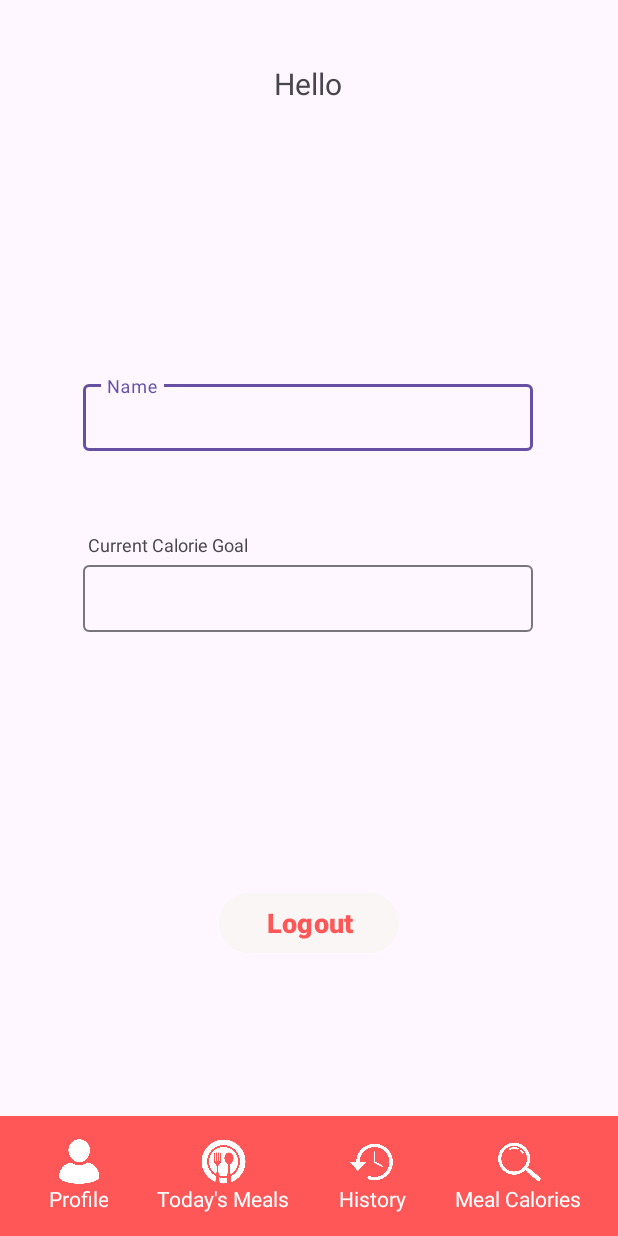
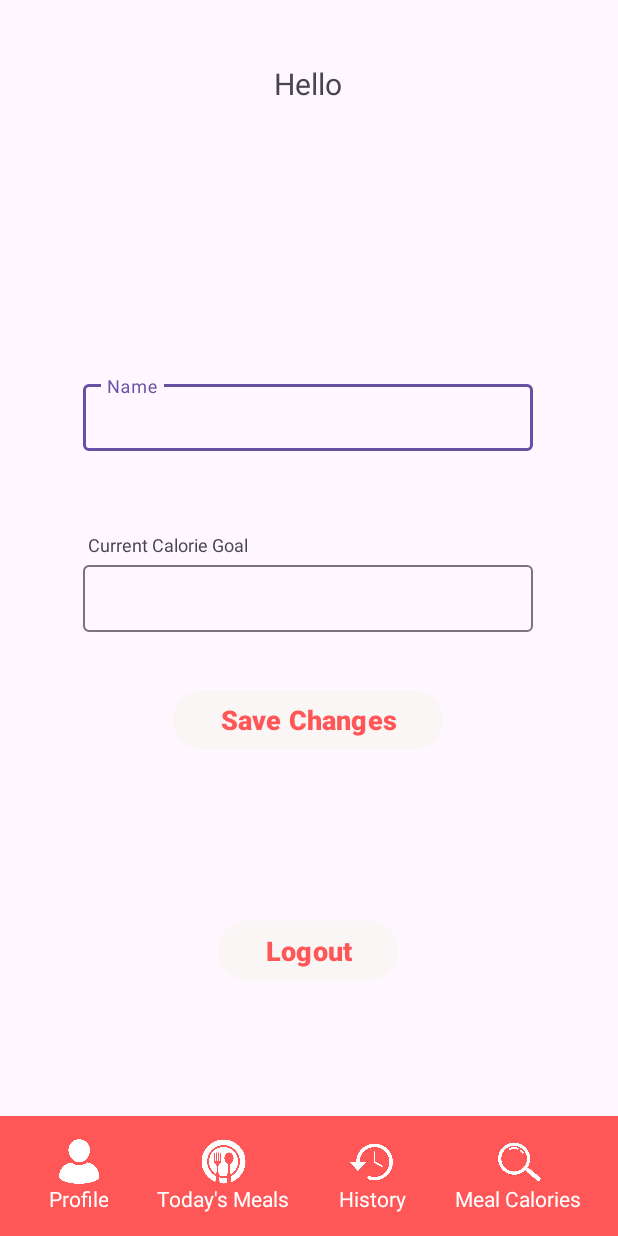
Before and after one commit to Fadrickmmb/GetFit_Android, an Android app: the Profile screen opened directly, with no data from a screen before it, on a phone screen of 412 x 824 dp. Run offline under Robolectric (Android 15) with nearby library versions, the phone set to English and light mode, and no system bars; our stand-ins replace Firebase (no records; nobody signed in at launch, a user with empty details on screens opened directly).

Commit message:
Updated UI for activity_profile.xml; Updated fetchUserInfo method for Profile.java

```diff
--- a/app/src/main/java/com/example/getfit_android/Profile.java
+++ b/app/src/main/java/com/example/getfit_android/Profile.java
@@ -13,6 +13,7 @@ import androidx.core.graphics.Insets;
 import androidx.core.view.ViewCompat;
 import androidx.core.view.WindowInsetsCompat;
 
+import com.google.android.material.textfield.TextInputEditText;
 import com.google.firebase.auth.FirebaseAuth;
 import com.google.firebase.auth.FirebaseUser;
 import com.google.firebase.database.DataSnapshot;
@@ -23,9 +24,10 @@ import com.google.firebase.database.ValueEventListener;
 
 public class Profile extends AppCompatActivity {
 
-    Button logoutButton;
+    Button logoutButton, saveButton;
     TextView profile_text, calorie_text;
 
+    TextInputEditText nameEdit, calorieEdit;
     private FirebaseAuth mAuth;
     private DatabaseReference mDatabase;
 
@@ -41,8 +43,11 @@ public class Profile extends AppCompatActivity {
         });
 
         logoutButton = findViewById(R.id.profile_logout_button);
+        saveButton = findViewById(R.id.profile_save_button);
         profile_text = findViewById(R.id.profile_text);
         calorie_text = findViewById(R.id.calorie_text);
+        nameEdit = findViewById(R.id.profileNameEdit);
+        calorieEdit = findViewById(R.id.profileCalorieEdit);
 
         mAuth = FirebaseAuth.getInstance();
         mDatabase = FirebaseDatabase.getInstance().getReference("users");
@@ -75,6 +80,7 @@ public class Profile extends AppCompatActivity {
                         String calorieGoal = String.valueOf(calorieGoalInt);
                         profile_text.setText(userName);
                         calorie_text.setText("Current Calorie Goal: " + calorieGoal);
+                        calorieEdit.setHint(calorieGoal);
                     }
                 }
             }
--- a/app/src/main/res/layout/activity_profile.xml
+++ b/app/src/main/res/layout/activity_profile.xml
@@ -59,6 +59,7 @@
         app:layout_constraintVertical_bias="0.439" />
 
     <com.google.android.material.textfield.TextInputLayout
+        android:id="@+id/textInputLayout2"
         android:layout_width="300dp"
         android:layout_height="50dp"
         app:boxBackgroundMode="outline"
@@ -77,6 +78,22 @@
 
     </com.google.android.material.textfield.TextInputLayout>
 
+
+    <Button
+        android:id="@+id/profile_save_button"
+        android:layout_width="180dp"
+        android:layout_height="wrap_content"
+        android:layout_marginTop="456dp"
+        android:backgroundTint="@color/buttonWhite"
+        android:text="Save Changes"
+        android:textColor="@color/getFitRed"
+        android:textSize="18dp"
+        android:textStyle="bold"
+        app:layout_constraintEnd_toEndOf="parent"
+        app:layout_constraintHorizontal_bias="0.497"
+        app:layout_constraintStart_toStartOf="parent"
+        app:layout_constraintTop_toTopOf="parent" />
+
     <Button
         android:id="@+id/profile_logout_button"
         android:layout_width="120dp"
@@ -88,10 +105,10 @@
         android:textStyle="bold"
         app:layout_constraintBottom_toBottomOf="parent"
         app:layout_constraintEnd_toEndOf="parent"
-        app:layout_constraintHorizontal_bias="0.501"
+        app:layout_constraintHorizontal_bias="0.498"
         app:layout_constraintStart_toStartOf="parent"
         app:layout_constraintTop_toTopOf="parent"
-        app:layout_constraintVertical_bias="0.762"
+        app:layout_constraintVertical_bias="0.786"
         tools:ignore="MissingConstraints" />
 
     <com.google.android.material.bottomappbar.BottomAppBar
```
